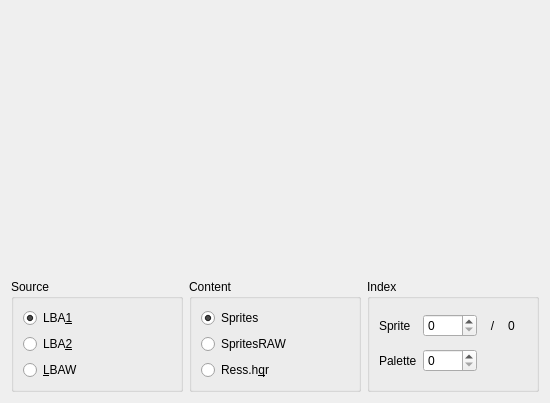
The window that src/lbaspriteviewer/lbaspriteplayer.ui (solarix95/lbaworld) describes before a commit, drawn with Qt 5.
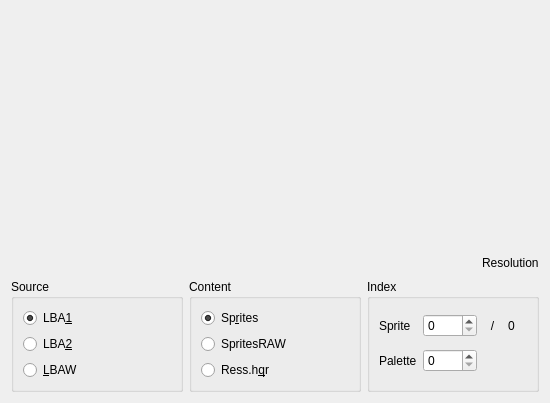
The same window after the commit.

Patch:
```diff
--- a/src/lbaspriteviewer/lbaspriteplayer.ui
+++ b/src/lbaspriteviewer/lbaspriteplayer.ui
@@ -33,6 +33,33 @@
      </property>
     </widget>
    </item>
+   <item>
+    <layout class="QHBoxLayout" name="horizontalLayout_2">
+     <property name="topMargin">
+      <number>5</number>
+     </property>
+     <item>
+      <spacer name="horizontalSpacer">
+       <property name="orientation">
+        <enum>Qt::Horizontal</enum>
+       </property>
+       <property name="sizeHint" stdset="0">
+        <size>
+         <width>40</width>
+         <height>20</height>
+        </size>
+       </property>
+      </spacer>
+     </item>
+     <item>
+      <widget class="QLabel" name="lblResolution">
+       <property name="text">
+        <string>Resolution</string>
+       </property>
+      </widget>
+     </item>
+    </layout>
+   </item>
    <item>
     <layout class="QHBoxLayout" name="horizontalLayout">
      <item>
@@ -77,7 +104,7 @@
         <item>
          <widget class="QRadioButton" name="btnSprites">
           <property name="text">
-           <string>Sprites</string>
+           <string>Sp&amp;rites</string>
           </property>
           <property name="checked">
            <bool>true</bool>
```
